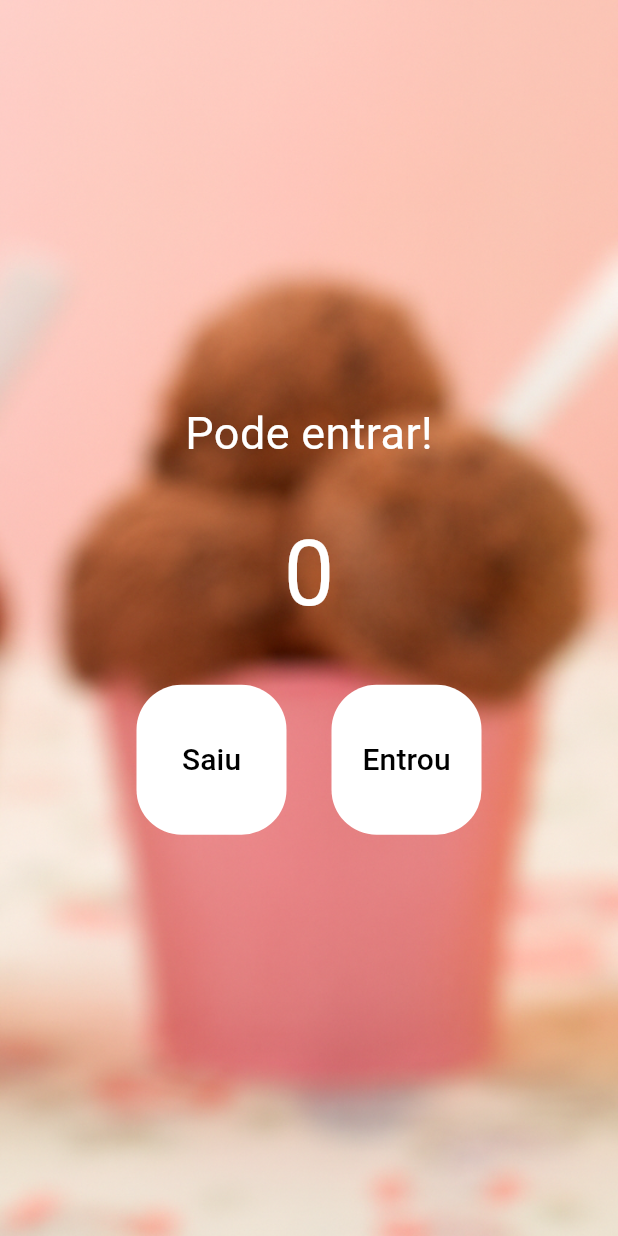
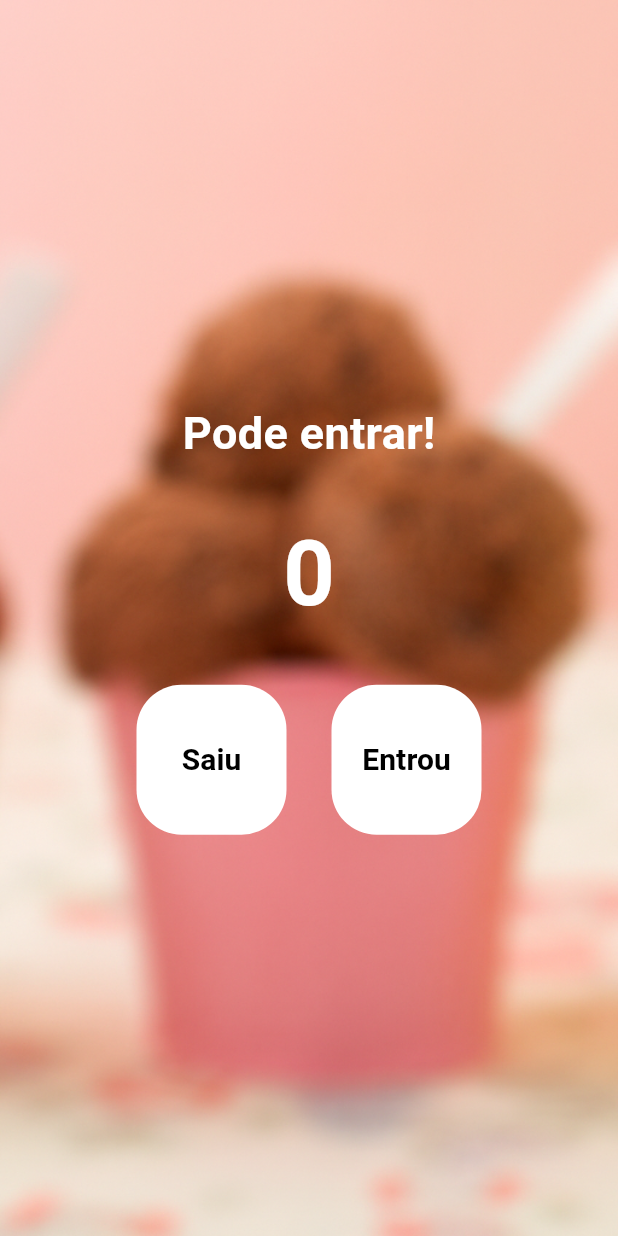
Before and after one commit to JoseJacsanCode/appContador, a Flutter app: the screen it shows after launch, on a phone screen of 412 x 824 dp. Run offline on Flutter 3.47's test engine with Material 3 defaults, Android fonts, the phone set to English and light mode, and no system bars.

Commit message:
Recriando código para treinar

```diff
--- a/lib/main.dart
+++ b/lib/main.dart
@@ -9,9 +9,7 @@ class MyApp extends StatelessWidget {
 
   @override
   Widget build(BuildContext context) {
-    return const MaterialApp(
-      debugShowCheckedModeBanner: false,
-      home: HomePage());
+    return const MaterialApp(home: HomePage());
   }
 }
 
@@ -27,28 +25,35 @@ class HomePage extends StatelessWidget {
   }
 
   @override
-  Widget build(BuildContext context) {
+  Widget build(BuildContext conext) {
     return Scaffold(
-      backgroundColor: Colors.red,
       body: Container(
-        decoration: const BoxDecoration(
+        decoration: BoxDecoration(
           image: DecorationImage(
             image: AssetImage('assets/images/image.jpg'),
-            fit: BoxFit.cover
-          )
+            fit: BoxFit.cover,
+          ),
         ),
         child: Column(
           mainAxisAlignment: MainAxisAlignment.center,
           children: [
             Text(
               'Pode entrar!',
-              style: TextStyle(fontSize: 30, color: Colors.white),
+              style: TextStyle(
+                color: Colors.white,
+                fontSize: 30,
+                fontWeight: FontWeight.w600,
+              ),
             ),
             Padding(
-              padding: EdgeInsets.all(30),
+              padding: const EdgeInsets.all(30),
               child: Text(
                 '0',
-                style: TextStyle(fontSize: 60, color: Colors.white),
+                style: TextStyle(
+                  color: Colors.white,
+                  fontSize: 60,
+                  fontWeight: FontWeight.w600,
+                ),
               ),
             ),
             Row(
@@ -61,17 +66,20 @@ class HomePage extends StatelessWidget {
                     foregroundColor: Colors.black,
                     fixedSize: Size(100, 100),
                     shape: RoundedRectangleBorder(
-                      borderRadius: BorderRadius.circular(30)
+                      borderRadius: BorderRadius.circular(30),
                     )
                   ),
                   child: Text(
                     'Saiu',
-                    style: TextStyle(color: Colors.black, fontSize: 20),
+                    style: TextStyle(
+                      color: Colors.black,
+                      fontSize: 20,
+                      fontWeight: FontWeight.w600,
                     ),
                   ),
-                SizedBox(width: 30),
-                TextButton(
-                  onPressed: increment,
+                ),
+                SizedBox(width: 30,),
+                TextButton(onPressed: increment,
                 style: TextButton.styleFrom(
                   backgroundColor: Colors.white,
                   foregroundColor: Colors.black,
@@ -80,11 +88,11 @@ class HomePage extends StatelessWidget {
                     borderRadius: BorderRadius.circular(30)
                   )
                 ),
-                  child: Text(
-                    'Entrou',
-                    style: TextStyle(fontSize: 20, color: Colors.black),
-                  ),
-                ),
+                child: Text('Entrou', style: TextStyle(
+                  color: Colors.black,
+                  fontSize: 20,
+                  fontWeight: FontWeight.w600,
+                ),),),
               ],
             ),
           ],
```
Also changed, not shown: pubspec.lock. Lines whose indentation alone changed are shown as unchanged.
